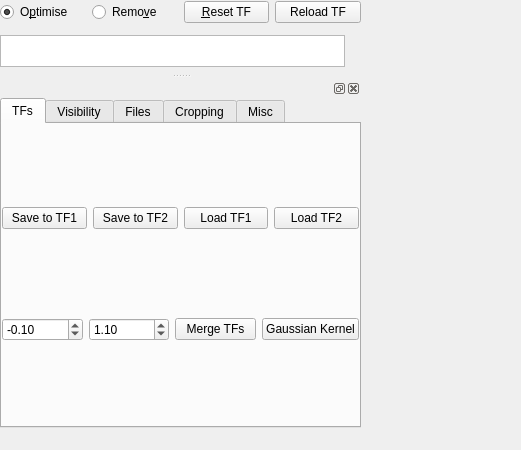
Above: VolumeRenderer/mainwindow.ui from luosz/volume-visualiser before the change; both pictures show x 0 to 521 and y 270 to 720 of the 1210 by 720 pixel window. Below: the same form after it.
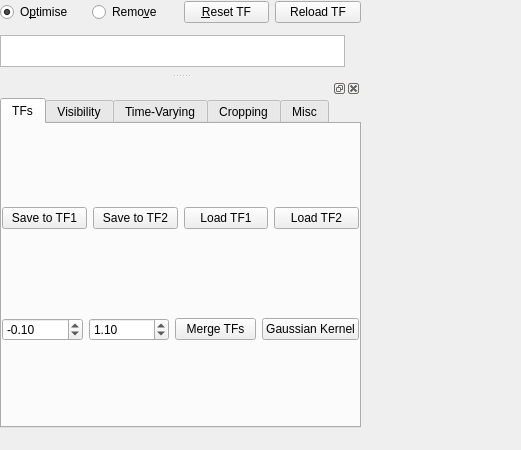
That is the form after the change.

Patch:
```diff
--- a/VolumeRenderer/mainwindow.ui
+++ b/VolumeRenderer/mainwindow.ui
@@ -613,7 +613,7 @@
        </widget>
        <widget class="QWidget" name="tab_3">
         <attribute name="title">
-         <string>Files</string>
+         <string>Time-Varying</string>
         </attribute>
         <layout class="QHBoxLayout" name="horizontalLayout_13">
          <property name="leftMargin">
```
